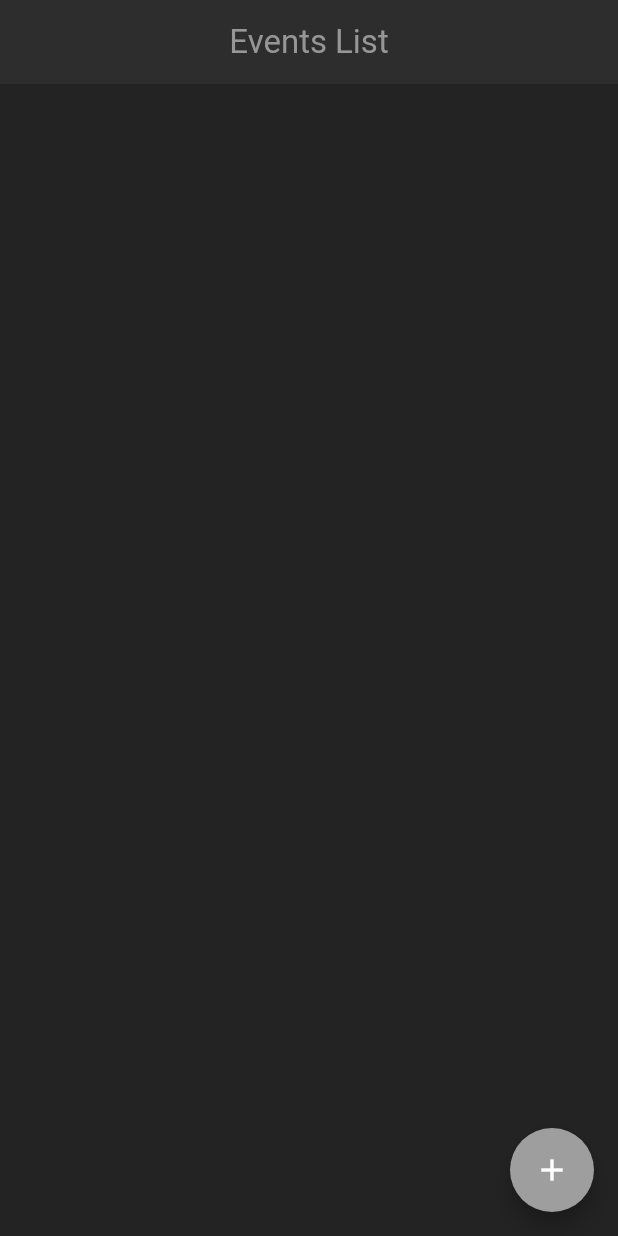
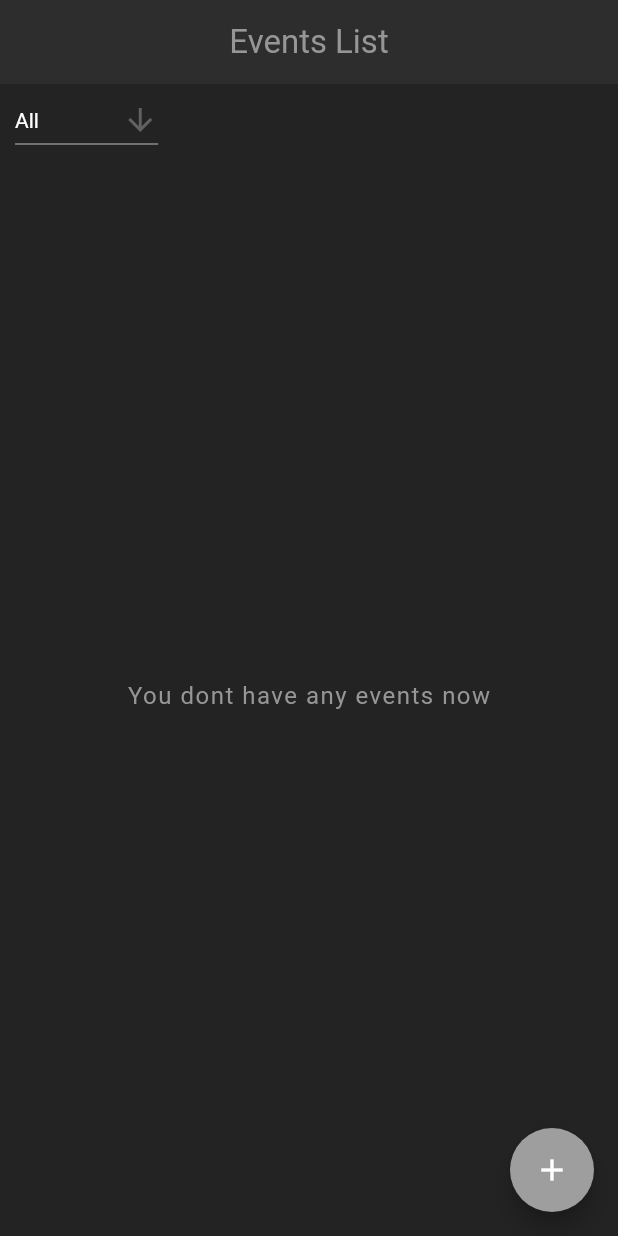
Before and after one commit to mxie10/pandahub-frontend-flutter, a Flutter app: the screen it shows after launch, on a phone screen of 412 x 824 dp. Run offline on Flutter 3.47's test engine with Material 3 defaults, Android fonts, the phone set to English and light mode, and no system bars; our stand-ins replace cloud_firestore, firebase_core, google_fonts; accounts and stored records are empty; generated files the repository leaves out were written again.

Commit message:
fix dropdown list issye

```diff
--- a/lib/screens/home/home.dart
+++ b/lib/screens/home/home.dart
@@ -3,6 +3,8 @@ import 'package:pandahubfrontend/screens/create/create.dart';
 import 'package:pandahubfrontend/screens/home/event_card.dart';
 import 'package:pandahubfrontend/services/events_store.dart';
 import 'package:provider/provider.dart';
+
+const List<String> list = <String>['All', 'Conference', 'Workshop', 'Webinar'];
 
 class Home extends StatefulWidget {
   const Home({super.key});
@@ -13,9 +15,13 @@ class Home extends StatefulWidget {
 }
 
 class _HomeState extends State<Home> {
+
+  late String dropdownValue;
+
   @override
   void initState() {
     super.initState();
+    dropdownValue = 'All';
     WidgetsBinding.instance.addPostFrameCallback((_) {
       Provider.of<EventStore>(context, listen: false).fetchEvents();
     });
@@ -29,9 +35,40 @@ class _HomeState extends State<Home> {
       appBar: AppBar(title: const Text('Events List')),
       body: Column(
         children: [
+          // dropdown button used for filter events
+          Align(
+            alignment: Alignment.centerLeft,
+            child: Padding(
+              padding: const EdgeInsets.symmetric(horizontal: 10),
+              child: DropdownButton<String>(
+                value: dropdownValue,
+                icon: const Icon(Icons.arrow_downward),
+                elevation: 16,
+                style: const TextStyle(color: Colors.white),
+                onChanged: (String? value) {
+                  setState(() {
+                    dropdownValue = value!;
+                  });
+                  Provider.of<EventStore>(context, listen: false).filterByEventType(dropdownValue);
+                },
+                items: list.map<DropdownMenuItem<String>>((String value) {
+                  return DropdownMenuItem<String>(
+                    value: value,
+                    child: Text(value),
+                  );
+                }).toList(),
+                dropdownColor: Colors.black,
+              ),
+            ),
+          ),
           if (eventProvider.isLoading)
             const Center(child: CircularProgressIndicator())
+          else if(eventProvider.events.isEmpty)
+            const Expanded(
+              child: Center(child: Text('You don''t have any events now'))
+            )
           else
+            // event list
             Expanded(
               child: Consumer<EventStore>(
                 builder: (context, value, child) {
@@ -47,9 +84,11 @@ class _HomeState extends State<Home> {
             ),
         ],
       ),
+      // Add button
       floatingActionButton: FloatingActionButton(
         onPressed: () {
-          Navigator.push(context, MaterialPageRoute(builder: (ctx) => const CreateScreen()));
+          Navigator.push(context,
+              MaterialPageRoute(builder: (ctx) => const CreateScreen()));
         },
         foregroundColor: Colors.white,
         backgroundColor: Colors.grey,
--- a/lib/shared/styled_button.dart
+++ b/lib/shared/styled_button.dart
@@ -16,7 +16,7 @@ class StyledButton extends StatelessWidget {
   Widget build(BuildContext context) {
     return TextButton(
       onPressed: onPressed,
-      style: ButtonStyle(),
+      style: const ButtonStyle(),
       child: Container(
         padding: const EdgeInsets.symmetric(vertical: 10, horizontal: 20),
         decoration: const BoxDecoration(
```
Also changed, not shown: lib/screens/create/create.dart (+38 -9 lines), lib/screens/details/details.dart (+42 -19 lines), lib/services/events_store.dart (+23 -12 lines), 1 other file.
